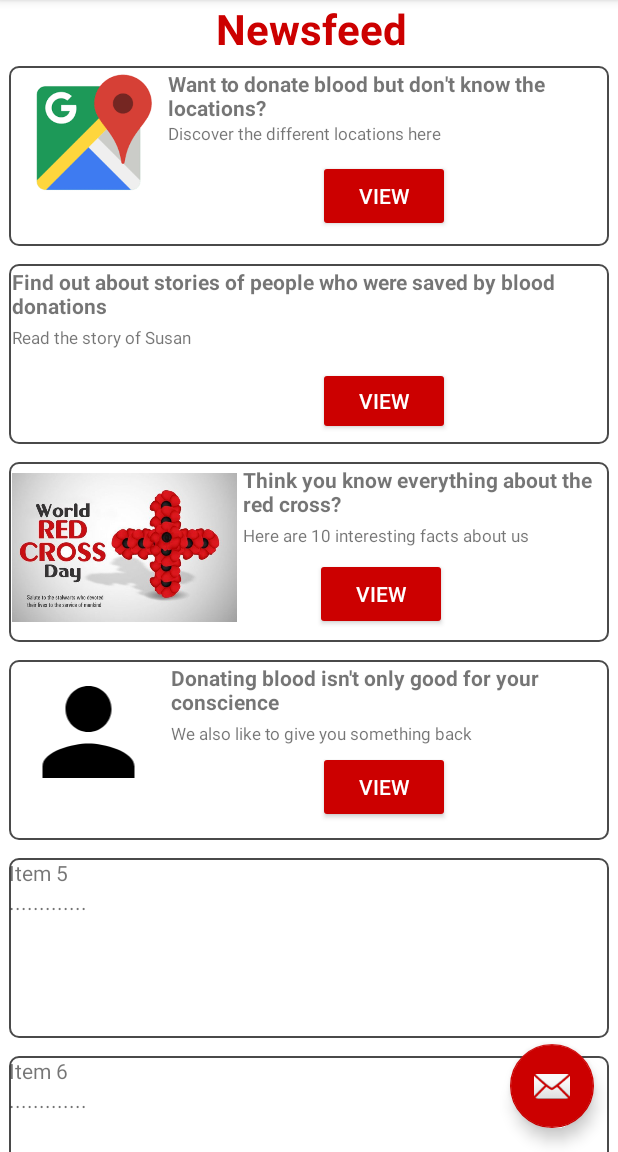
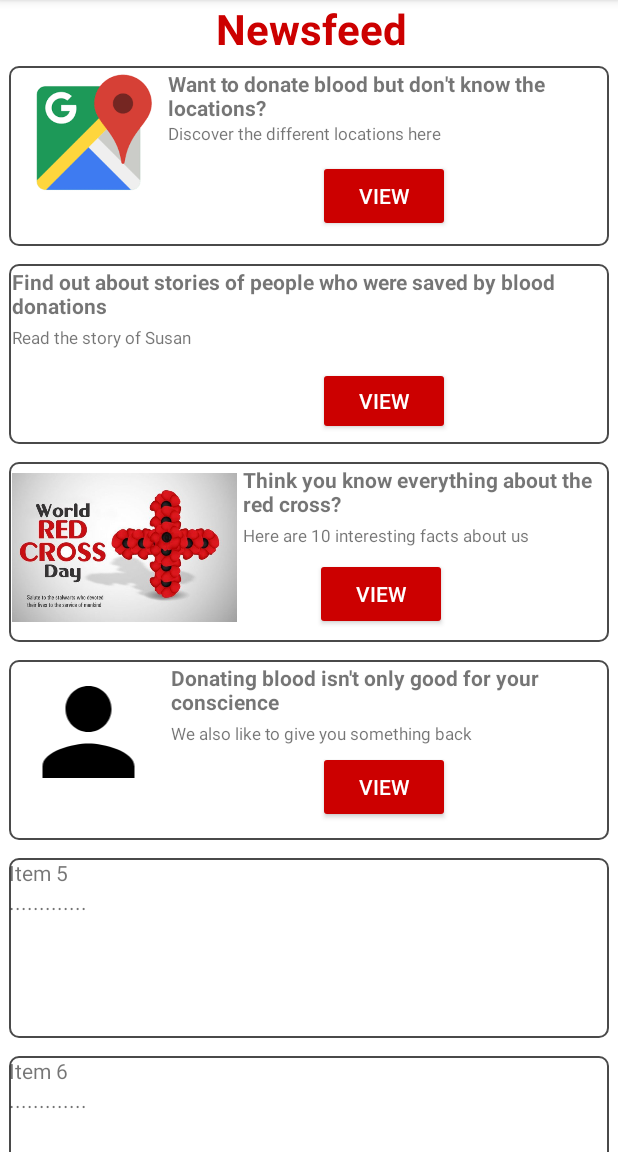
Before and after one commit to Vincent-Surkijn/Vampyre, an Android app: the screen it shows after launch (MainActivity), on a phone screen of 412 x 824 dp, the part 84-1236 px from its top. Run offline under Robolectric (Android 15) with nearby library versions, the phone set to English and light mode, and no system bars.

Commit message:
/** Het logo wordt weergeven.
het mailknopje is weg
*/

```diff
--- a/app/src/main/AndroidManifest.xml
+++ b/app/src/main/AndroidManifest.xml
@@ -11,9 +11,9 @@
 
     <application
         android:allowBackup="true"
-        android:icon="@mipmap/ic_launcher"
+        android:icon="@mipmap/icon_logo_rect"
         android:label="@string/app_name"
-        android:roundIcon="@mipmap/ic_launcher_round"
+        android:roundIcon="@mipmap/icon_logo_rect"
         android:supportsRtl="true"
         android:theme="@style/AppTheme">
         <activity android:name=".Score_shop"></activity>
--- a/app/src/main/java/vincentsurkijn/softdev/kuleuven/vampyre/MainActivity.java
+++ b/app/src/main/java/vincentsurkijn/softdev/kuleuven/vampyre/MainActivity.java
@@ -24,15 +24,6 @@ public class MainActivity extends AppCompatActivity
         setContentView(R.layout.activity_main);
         Toolbar toolbar = (Toolbar) findViewById(R.id.toolbar);
         setSupportActionBar(toolbar);
-
-        FloatingActionButton fab = (FloatingActionButton) findViewById(R.id.fab);
-        fab.setOnClickListener(new View.OnClickListener() {
-            @Override
-            public void onClick(View view) {
-                Snackbar.make(view, "Replace with your own action", Snackbar.LENGTH_LONG)
-                        .setAction("Action", null).show();
-            }
-        });
 
         DrawerLayout drawer = (DrawerLayout) findViewById(R.id.drawer_layout);
         ActionBarDrawerToggle toggle = new ActionBarDrawerToggle(
--- a/app/src/main/res/layout/app_bar_main.xml
+++ b/app/src/main/res/layout/app_bar_main.xml
@@ -22,12 +22,4 @@
 
     <include layout="@layout/content_main" />
 
-    <android.support.design.widget.FloatingActionButton
-        android:id="@+id/fab"
-        android:layout_width="wrap_content"
-        android:layout_height="wrap_content"
-        android:layout_gravity="bottom|end"
-        android:layout_margin="@dimen/fab_margin"
-        app:srcCompat="@android:drawable/ic_dialog_email" />
-
 </android.support.design.widget.CoordinatorLayout>
--- a/build.gradle
+++ b/build.gradle
@@ -7,7 +7,7 @@ buildscript {
 
     }
     dependencies {
-        classpath 'com.android.tools.build:gradle:3.3.2'
+        classpath 'com.android.tools.build:gradle:3.4.0'
 
         // NOTE: Do not place your application dependencies here; they belong
         // in the individual module build.gradle files
```
Also changed, not shown: gradle/wrapper/gradle-wrapper.properties.
